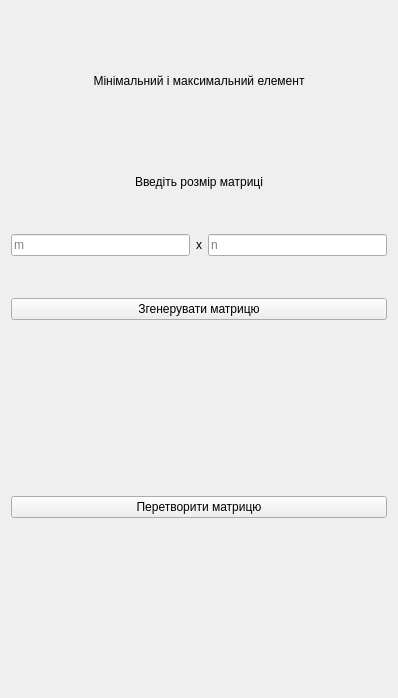
Qt form lab5/ui/task4_interface.ui (Ihor-Mykytiuk/university-projects) before a commit.
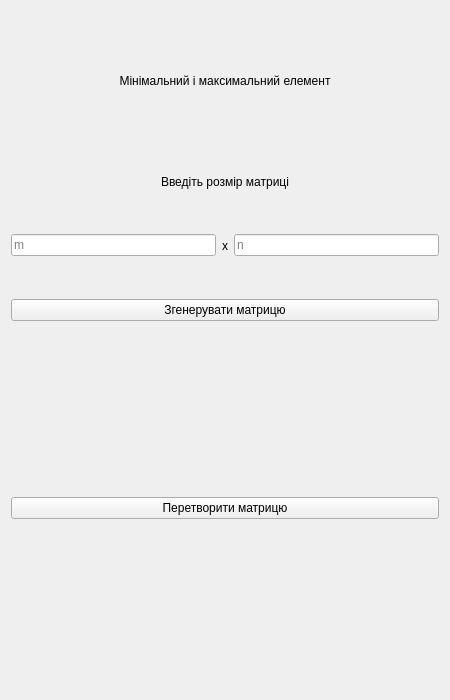
The same form after that commit.

```diff
--- a/lab5/ui/task4_interface.ui
+++ b/lab5/ui/task4_interface.ui
@@ -6,8 +6,8 @@
    <rect>
     <x>0</x>
     <y>0</y>
-    <width>398</width>
-    <height>698</height>
+    <width>450</width>
+    <height>700</height>
    </rect>
   </property>
   <property name="windowTitle">
```
